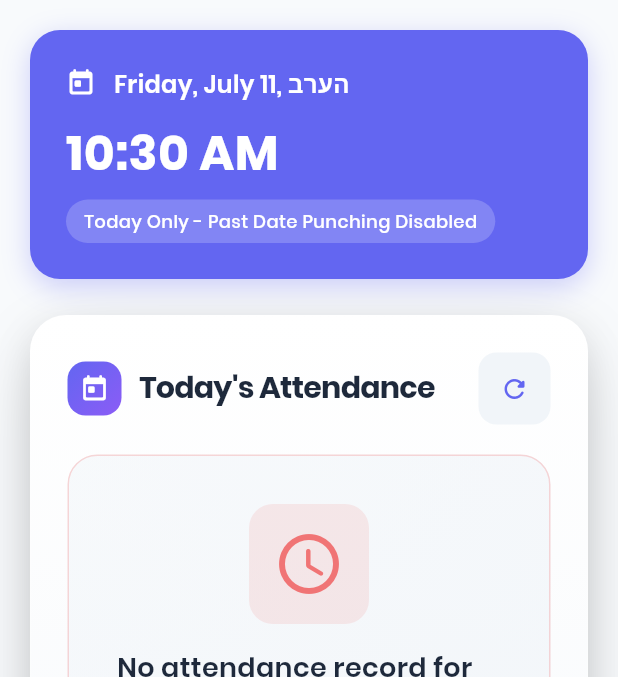
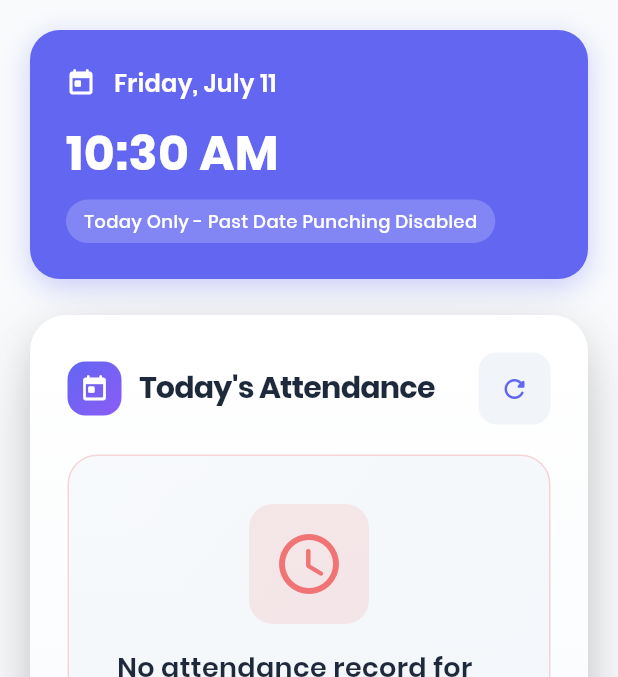
Before and after one commit to suvojit213/attendence_tracker, a Flutter app: the screen it shows after launch, on a phone screen of 412 x 824 dp, the part 84-761 px from its top. Run offline on Flutter 3.47's test engine with Material 3 defaults, Android fonts, the phone set to English and light mode, and no system bars; our stand-ins replace shared_preferences, table_calendar.

Commit message:
fix: Remove Hebrew characters from date format
Removed the unintended Hebrew characters ('ערב') from the date format string in  to ensure correct date display.

```diff
--- a/lib/screens/home_screen.dart
+++ b/lib/screens/home_screen.dart
@@ -419,7 +419,7 @@ class _HomeScreenState extends State<HomeScreen> with TickerProviderStateMixin {
   @override
   Widget build(BuildContext context) {
     final now = DateTime.now();
-    final dateFormatter = DateFormat('EEEE, MMMM d, הערב');
+    final dateFormatter = DateFormat('EEEE, MMMM d');
     final timeFormatter = DateFormat('h:mm a');
 
     // Button states
```
